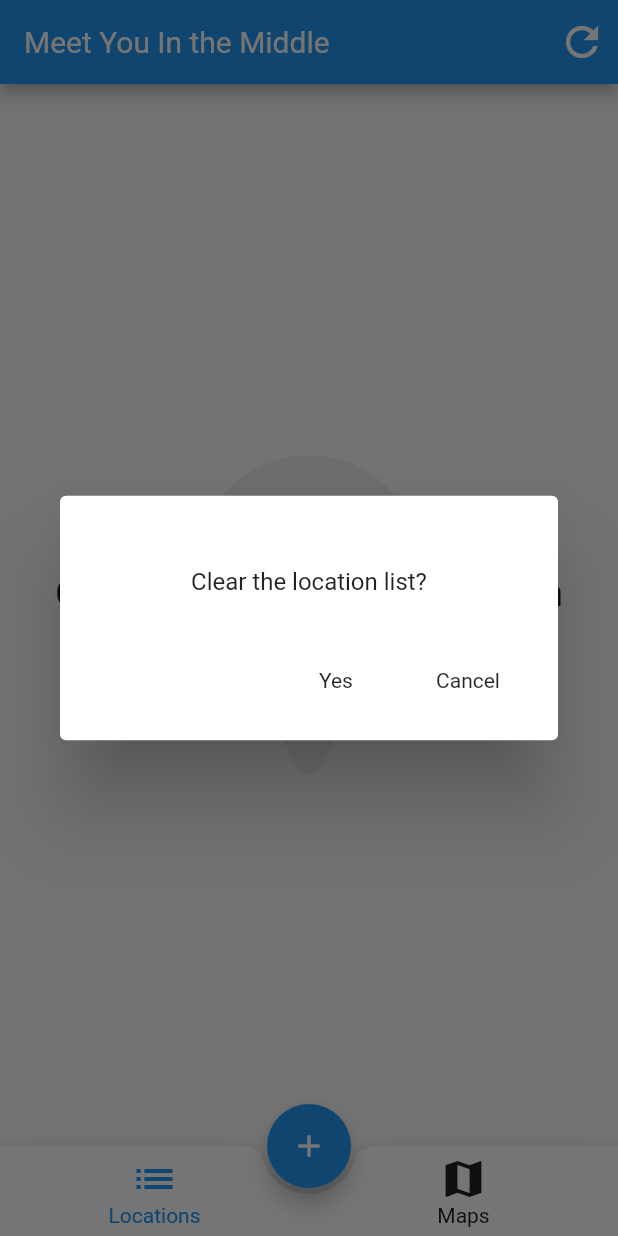
After one commit to rjmarzec/meet_you_in_the_middle, a Flutter app: the screen it shows after launch, after a tap on the "refresh" icon, on a phone screen of 412 x 824 dp. The commit adds this screen. Run offline on Flutter 3.47's test engine with Material 2 defaults, Android fonts, the phone set to English and light mode, and no system bars; our stand-ins replace google_maps_flutter, shared_preferences; missing offline and left inert: geocoder, google_place.

Commit message:
added a button to reset the user's input list of location

```diff
--- a/lib/location_manager.dart
+++ b/lib/location_manager.dart
@@ -88,4 +88,9 @@ class LocationManager {
     _locationList.removeAt(index);
     _saveLocations();
   }
+
+  void clearLocations() {
+    _locationList = [];
+    _saveLocations();
+  }
 }
--- a/lib/main.dart
+++ b/lib/main.dart
@@ -1,4 +1,5 @@
 import 'package:flutter/material.dart';
+import 'package:meet_you_in_the_middle/reset_locations_dialog.dart';
 import 'location_manager.dart';
 import 'location_page.dart';
 import 'map_page.dart';
@@ -94,6 +95,9 @@ class _HomePageState extends State<HomePage> {
     return Scaffold(
       appBar: AppBar(
         title: Text('Meet You In the Middle'),
+        actions: [
+          _buildLocationResetButton(),
+        ],
       ),
       body: _buildSelectedPage(),
       floatingActionButton: _buildAddLocationButton(),
@@ -181,6 +185,23 @@ class _HomePageState extends State<HomePage> {
     );
   }
 
+  Widget _buildLocationResetButton() {
+    return IconButton(
+      icon: Icon(
+        Icons.refresh,
+        size: 32.0,
+      ),
+      onPressed: () {
+        showDialog(
+          context: context,
+          builder: (_) {
+            return ResetLocationsDialog();
+          },
+        ).then((_) => setState(() {}));
+      },
+    );
+  }
+
   // changes the page to the respective page of the app bar button that was
   // tapped
   void _onBottomAppBarTapped(int itemIndex) {
--- /dev/null
+++ b/lib/reset_locations_dialog.dart
@@ -0,0 +1,49 @@
+import 'package:flutter/material.dart';
+import 'package:meet_you_in_the_middle/location_manager.dart';
+
+class ResetLocationsDialog extends StatefulWidget {
+  @override
+  ResetLocationsDialogState createState() => new ResetLocationsDialogState();
+}
+
+class ResetLocationsDialogState extends State<ResetLocationsDialog> {
+  // store a reference to our location manager for access later
+  final LocationManager locationManager = LocationManager();
+
+  @override
+  Widget build(BuildContext context) {
+    return AlertDialog(
+      contentPadding: EdgeInsets.all(16.0),
+      content: Container(
+        width: 300,
+        child: Column(
+          mainAxisSize: MainAxisSize.min,
+          children: <Widget>[
+            Padding(
+              padding: EdgeInsets.all(32),
+              child: Text("Clear the location list?"),
+            ),
+            Row(
+              mainAxisAlignment: MainAxisAlignment.end,
+              children: <Widget>[
+                FlatButton(
+                  onPressed: () {
+                    locationManager.clearLocations();
+                    Navigator.pop(context);
+                  },
+                  child: Text("Yes"),
+                ),
+                FlatButton(
+                  onPressed: () {
+                    Navigator.pop(context);
+                  },
+                  child: Text("Cancel"),
+                ),
+              ],
+            )
+          ],
+        ),
+      ),
+    );
+  }
+}
```
